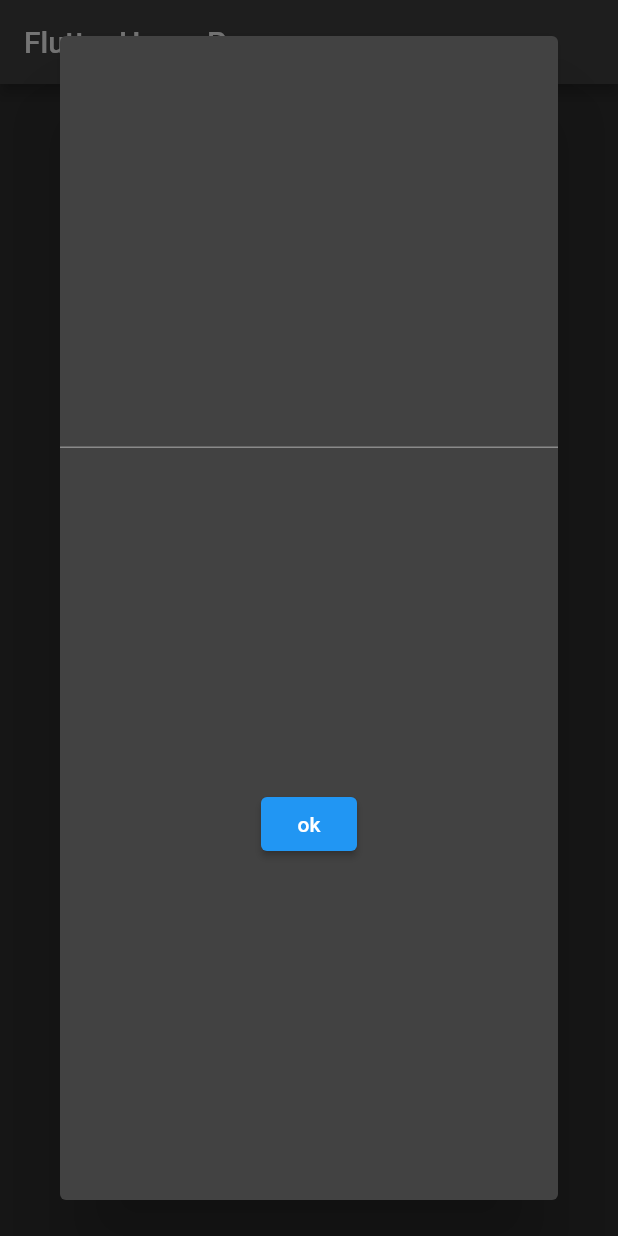
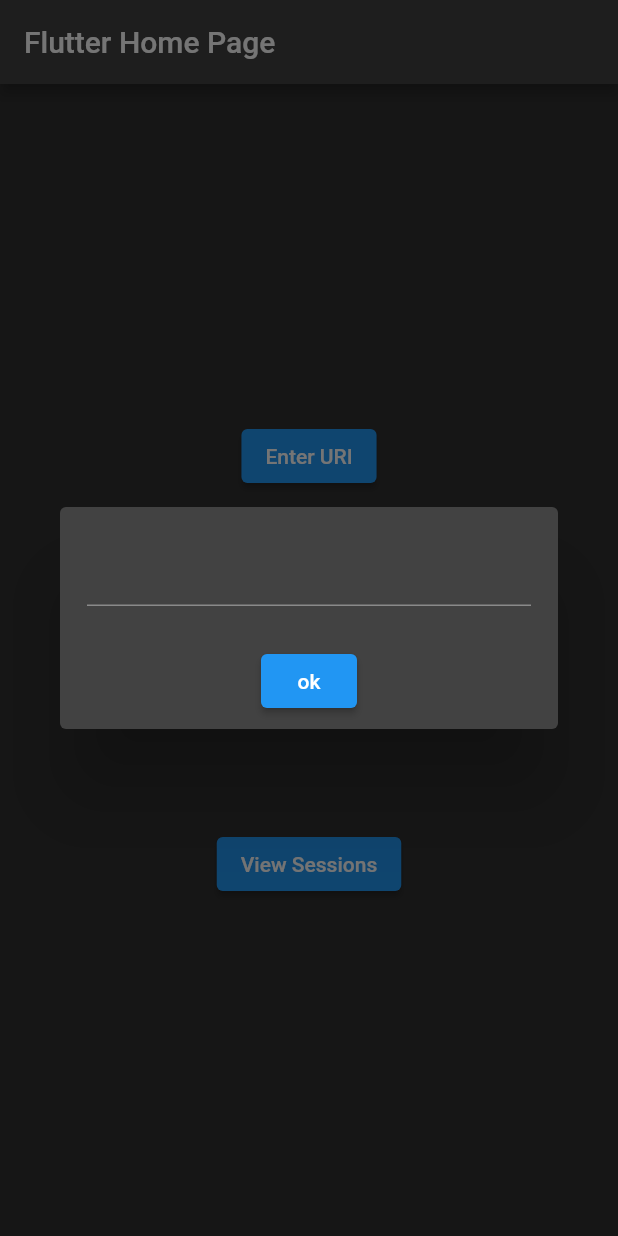
Before and after one commit to toseefkhan403/wallet_connect_flutter, a Flutter app: the screen it shows after launch, after a tap on "Enter URI", on a phone screen of 412 x 824 dp. Run offline on Flutter 3.47's test engine with Material 2 defaults, Android fonts, the phone set to English and light mode, and no system bars.

Commit message:
working example (with bugs)

```diff
--- a/lib/main.dart
+++ b/lib/main.dart
@@ -56,7 +56,7 @@ class _MyHomePageState extends State<MyHomePage> {
   Future<dynamic> _handleMethod(MethodCall call) async {
     switch(call.method) {
       case "methodClickChannel":
-        print('methods : ' + call.arguments.toString());
+        print('methods :: ' + call.arguments.toString());
         showTxnDialog(navigatorKey.currentContext, json.decode(call.arguments.toString()));
         return Future.value("");
     }
@@ -72,10 +72,18 @@ class _MyHomePageState extends State<MyHomePage> {
           children: [
             ElevatedButton(onPressed: () {
               showDialog(context: context, builder: (c) => Dialog(
-                child: Column( mainAxisAlignment: MainAxisAlignment.spaceEvenly,
+                child: Column(
+                  mainAxisSize: MainAxisSize.min,
+                  mainAxisAlignment: MainAxisAlignment.spaceEvenly,
                   children: [
-                  TextField(controller: uriController,),
-                  ElevatedButton(onPressed: initConnection, child: Text('ok'))
+                  Padding(
+                    padding: const EdgeInsets.all(18.0),
+                    child: TextField(controller: uriController,),
+                  ),
+                  Padding(
+                    padding: const EdgeInsets.all(8.0),
+                    child: ElevatedButton(onPressed: initConnection, child: Text('ok')),
+                  )
                 ],),
               ));
             }, child: Text('Enter URI'),),
--- a/lib/txn_dialog.dart
+++ b/lib/txn_dialog.dart
@@ -7,7 +7,7 @@ const rejectTxnplatform = MethodChannel('rejectTxnChannel');
 const approveTxnplatform = MethodChannel('approveTxnChannel');
 
 void showTxnDialog(context, data) {
-  print('oyoyoyoy called');
+  print('showTxnDialog called');
   showDialog(context: context, builder: (context) => Dialog(
     backgroundColor: Colors.transparent,
     elevation: 0,
@@ -89,7 +89,6 @@ void showTxnDialog(context, data) {
   ));
 }
 
-// TODO
 void approve() async {
   Navigator.pop(navigatorKey.currentContext!);
 
--- a/lib/view_sessions.dart
+++ b/lib/view_sessions.dart
@@ -104,7 +104,8 @@ class _ViewSessionsState extends State<ViewSessions> {
           SizedBox(
             width: 9.0,
           ),
-          Column(
+          Expanded(
+            child: Column(
               crossAxisAlignment: CrossAxisAlignment.start,
               children: [
                 Text(
@@ -137,6 +138,7 @@ class _ViewSessionsState extends State<ViewSessions> {
                         overflow: TextOverflow.clip,
                         color: Color(0xff87898E))),
               ],
+            ),
           ),
         ]),
       ),
```
Lines whose indentation alone changed are shown as unchanged.
